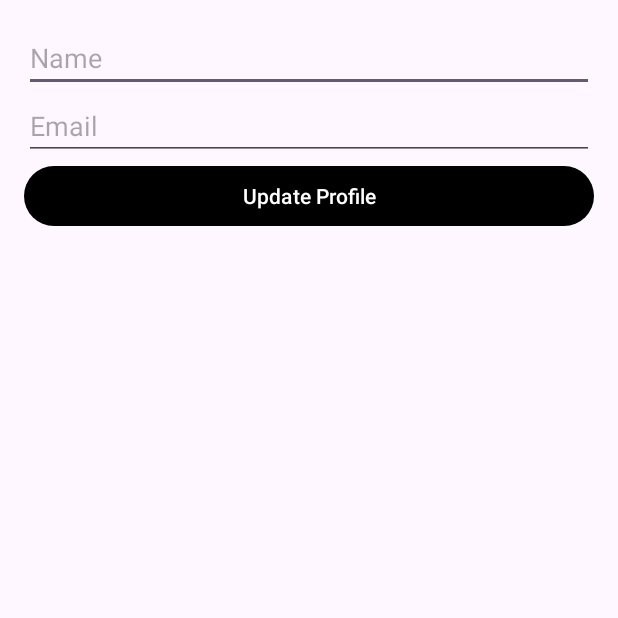
After one commit to UrbanMart/UMMobile, an Android app: the UpdateProfileActivity screen opened directly, with no data from a screen before it, on a phone screen of 412 x 824 dp, the top half of it. The commit adds this screen. Run offline under Robolectric (Android 15) with nearby library versions, the phone set to English and light mode, and no system bars.

Commit message:
Update Profile Activity

```diff
--- a/app/build.gradle.kts
+++ b/app/build.gradle.kts
@@ -33,6 +33,7 @@ dependencies {
     implementation("androidx.appcompat:appcompat:1.6.1")
     implementation("com.google.android.material:material:1.9.0")
     implementation("androidx.constraintlayout:constraintlayout:2.1.4")
+    implementation("androidx.activity:activity:1.9.2")
     testImplementation("junit:junit:4.13.2")
     androidTestImplementation("androidx.test.ext:junit:1.2.1")
     androidTestImplementation("androidx.test.espresso:espresso-core:3.6.1")
--- a/app/src/main/java/com/example/urbanmart/model/User.java
+++ b/app/src/main/java/com/example/urbanmart/model/User.java
@@ -8,7 +8,7 @@ public class User {
     private boolean isActive = true;  // Default active status
 
     // Constructor for SignUp
-    public User(String name, String email, String password) {
+    public User(String name, String email) {
         this.name = name;
         this.email = email;
         this.password = password;
--- a/app/src/main/java/com/example/urbanmart/ui/SignUpActivity.java
+++ b/app/src/main/java/com/example/urbanmart/ui/SignUpActivity.java
@@ -55,7 +55,7 @@ public class SignUpActivity extends AppCompatActivity {
     }
 
     private void signUpUser(String name, String email, String password) {
-        User newUser = new User(name, email, password);
+        User newUser = new User(name, email);
         apiService.signUpUser(newUser, new Callback() {
             @Override
             public void onFailure(Call call, IOException e) {
--- /dev/null
+++ b/app/src/main/java/com/example/urbanmart/ui/UpdateProfileActivity.java
@@ -0,0 +1,98 @@
+package com.example.urbanmart.ui;
+
+import android.content.SharedPreferences;
+import android.os.Bundle;
+import android.util.Log;
+import android.view.View;
+import android.widget.Button;
+import android.widget.EditText;
+import android.widget.Toast;
+import androidx.appcompat.app.AppCompatActivity;
+import com.example.urbanmart.R;
+import com.example.urbanmart.model.User;
+import com.example.urbanmart.network.ApiService;
+import com.google.gson.Gson;
+import okhttp3.Call;
+import okhttp3.Callback;
+import okhttp3.Response;
+import java.io.IOException;
+
+public class UpdateProfileActivity extends AppCompatActivity {
+
+    private EditText nameEditText, emailEditText;
+    private Button updateProfileButton;
+    private ApiService apiService;
+    private Gson gson;
+    private String userId;
+
+    @Override
+    protected void onCreate(Bundle savedInstanceState) {
+        super.onCreate(savedInstanceState);
+        setContentView(R.layout.activity_update_profile);
+
+        nameEditText = findViewById(R.id.nameEditText);
+        emailEditText = findViewById(R.id.emailEditText);
+        updateProfileButton = findViewById(R.id.updateProfileButton);
+
+        apiService = new ApiService(this);
+        gson = new Gson();
+
+        // Load user info from SharedPreferences
+        SharedPreferences sharedPreferences = getSharedPreferences("UrbanMartPrefs", MODE_PRIVATE);
+        userId = sharedPreferences.getString("userId", null);
+        String userName = sharedPreferences.getString("userName", "");
+        String userEmail = sharedPreferences.getString("userEmail", "");
+
+        // Populate fields with user data
+        nameEditText.setText(userName);
+        emailEditText.setText(userEmail);
+
+        updateProfileButton.setOnClickListener(new View.OnClickListener() {
+            @Override
+            public void onClick(View v) {
+                String updatedName = nameEditText.getText().toString();
+                String updatedEmail = emailEditText.getText().toString();
+
+                // Basic validation
+                if (updatedName.isEmpty() || updatedEmail.isEmpty()) {
+                    Toast.makeText(UpdateProfileActivity.this, "Please fill out all fields", Toast.LENGTH_SHORT).show();
+                } else {
+                    updateUserProfile(userId, updatedName, updatedEmail);
+                }
+            }
+        });
+    }
+
+    private void updateUserProfile(String userId, String name, String email) {
+        User updatedUser = new User(name, email);
+        apiService.updateUserProfile(userId, updatedUser, new Callback() {
+            @Override
+            public void onFailure(Call call, IOException e) {
+                Log.e("UpdateProfileActivity", "Profile update failed", e);
+                runOnUiThread(() -> Toast.makeText(UpdateProfileActivity.this, "Profile update failed", Toast.LENGTH_SHORT).show());
+            }
+
+            @Override
+            public void onResponse(Call call, Response response) throws IOException {
+                if (response.isSuccessful()) {
+                    runOnUiThread(() -> {
+                        Toast.makeText(UpdateProfileActivity.this, "Profile updated successfully", Toast.LENGTH_SHORT).show();
+                        // Optionally, update SharedPreferences with the new info
+                        saveUpdatedUserInfo(name, email);
+                    });
+                } else {
+                    runOnUiThread(() -> Toast.makeText(UpdateProfileActivity.this, "Profile update failed", Toast.LENGTH_SHORT).show());
+                }
+            }
+        });
+    }
+
+    // Save updated user info in SharedPreferences
+    private void saveUpdatedUserInfo(String name, String email) {
+        SharedPreferences sharedPreferences = getSharedPreferences("UrbanMartPrefs", MODE_PRIVATE);
+        SharedPreferences.Editor editor = sharedPreferences.edit();
+        editor.putString("userName", name);
+        editor.putString("userEmail", email);
+        editor.apply();
+    }
+}
--- /dev/null
+++ b/app/src/main/res/layout/activity_update_profile.xml
@@ -0,0 +1,27 @@
+<LinearLayout xmlns:android="http://schemas.android.com/apk/res/android"
+    android:layout_width="match_parent"
+    android:layout_height="match_parent"
+    android:orientation="vertical"
+    android:padding="16dp"
+    android:id="@+id/main">
+
+    <EditText
+        android:id="@+id/nameEditText"
+        android:layout_width="match_parent"
+        android:layout_height="wrap_content"
+        android:hint="Name" />
+
+    <EditText
+        android:id="@+id/emailEditText"
+        android:layout_width="match_parent"
+        android:layout_height="wrap_content"
+        android:hint="Email"
+        android:inputType="textEmailAddress" />
+
+    <Button
+        android:id="@+id/updateProfileButton"
+        android:layout_width="match_parent"
+        android:layout_height="wrap_content"
+        android:text="Update Profile" />
+
+</LinearLayout>
```
Also changed, not shown: app/src/main/AndroidManifest.xml (+6 -3 lines), app/src/main/java/com/example/urbanmart/network/ApiService.java (+19 -0 lines).
